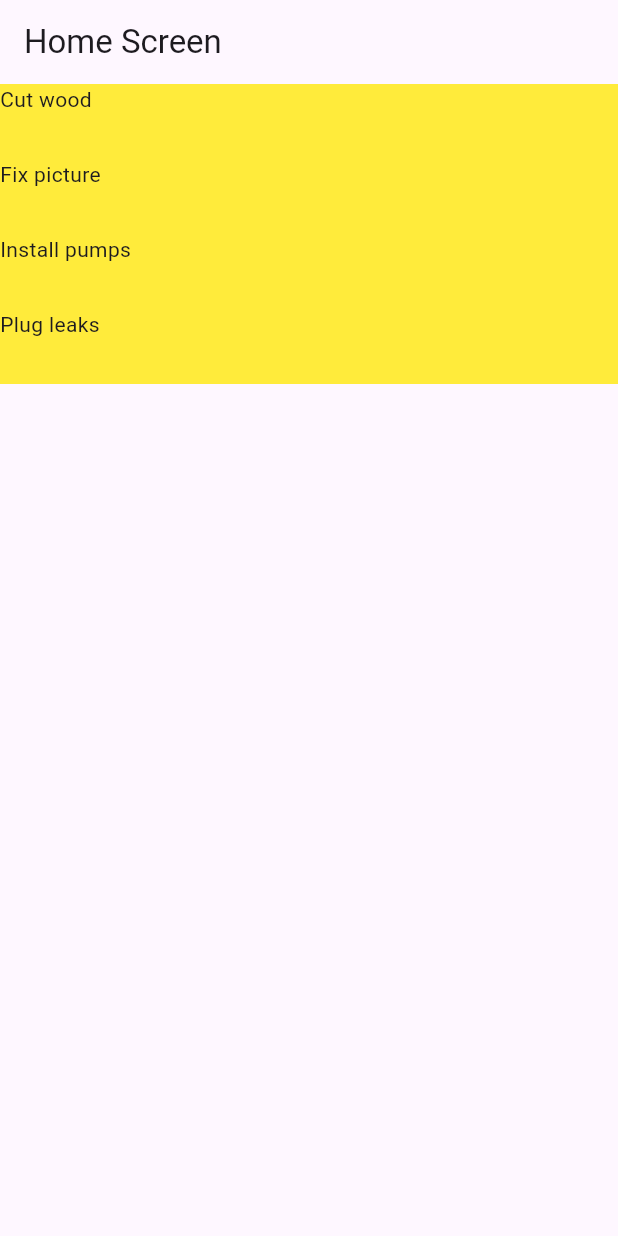
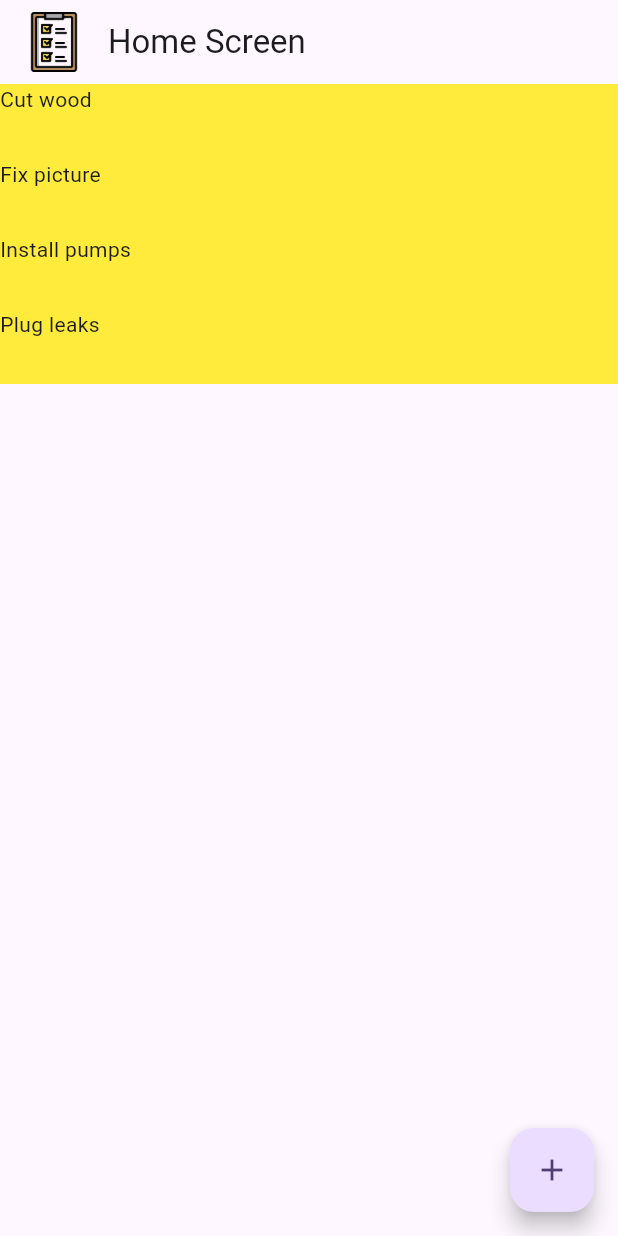
Before and after one commit to andreaskaempf/todo_list_app, a Flutter app: the screen it shows after launch, on a phone screen of 412 x 824 dp. Run offline on Flutter 3.47's test engine with Material 3 defaults, Android fonts, the phone set to English and light mode, and no system bars.

Commit message:
Home screen: added icon to header, + button

```diff
--- a/lib/screens/home_screen.dart
+++ b/lib/screens/home_screen.dart
@@ -21,7 +21,12 @@ class _HomeScreenState extends State<HomeScreen> {
   @override
   Widget build(BuildContext context) {
     return Scaffold(
-      appBar: AppBar(title: const Text("Home Screen")),
+      appBar: AppBar(
+          leading: Padding(
+            padding: const EdgeInsets.only(left: 16),
+            child: Image.asset("assets/check_list.png"),
+          ),
+          title: const Text("Home Screen")),
       body: ListView.builder(
           itemCount: tasks.length,
           itemBuilder: (BuildContext context, int index) {
@@ -32,6 +37,10 @@ class _HomeScreenState extends State<HomeScreen> {
               child: Text(tasks[index].name),
             );
           }),
+      floatingActionButton: FloatingActionButton(
+        onPressed: () {},
+        child: const Icon(Icons.add),
+      ),
     );
   }
 }
```
